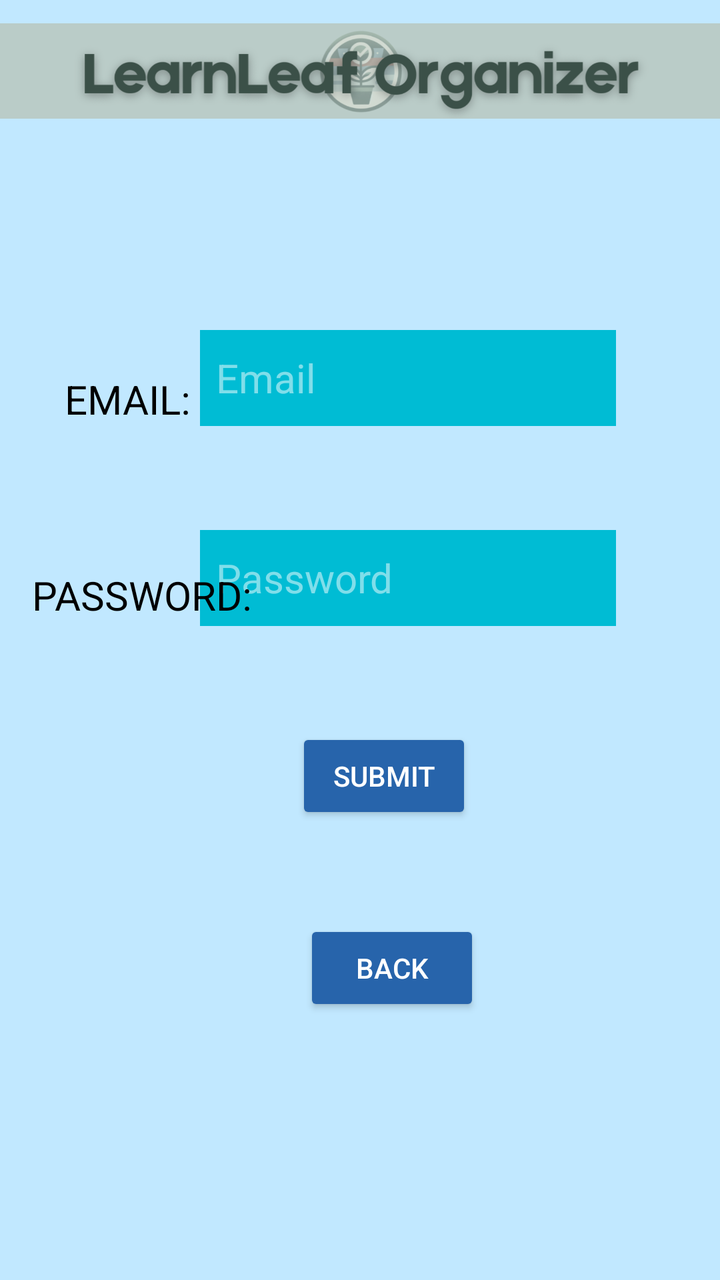
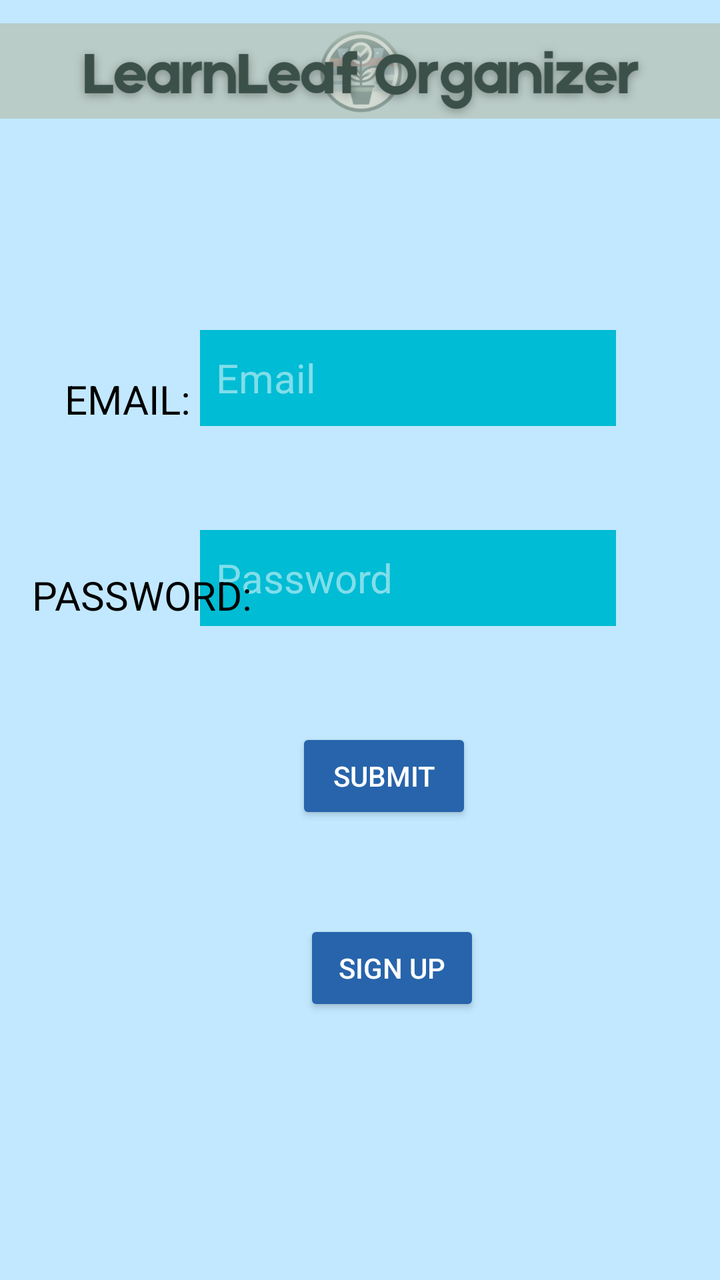

The first picture is an Android layout as it rendered before a commit; the second is the same layout after the commit. The layout source and the unified diff follow.
<!-- AndroidManifest.xml: application theme Theme.Design.Light.NoActionBar -->
<!-- res/layout/login.xml -->
<?xml version="1.0" encoding="utf-8"?>
<androidx.constraintlayout.widget.ConstraintLayout xmlns:android="http://schemas.android.com/apk/res/android"
    xmlns:app="http://schemas.android.com/apk/res-auto"
    xmlns:tools="http://schemas.android.com/tools"
    android:layout_width="match_parent"
    android:layout_height="match_parent"
    android:background="@color/material_dynamic_primary90"
    tools:context=".Login">


    <ImageView
        android:id="@+id/imageView"
        android:layout_width="389dp"
        android:layout_height="71dp"
        app:layout_constraintEnd_toEndOf="parent"
        app:layout_constraintStart_toStartOf="parent"
        app:layout_constraintTop_toTopOf="parent"
        app:srcCompat="@drawable/banner_logo" />

    <Button
        android:id="@+id/submit"
        android:layout_width="wrap_content"
        android:layout_height="wrap_content"
        android:layout_marginStart="148dp"
        android:layout_marginBottom="48dp"
        android:text="@string/submit"
        android:textColor="@color/white"
        app:backgroundTint="#2764AB"
        app:layout_constraintBottom_toTopOf="@+id/back"
        app:layout_constraintStart_toStartOf="parent" />

    <Button
        android:id="@+id/back"
        android:layout_width="wrap_content"
        android:layout_height="wrap_content"
        android:layout_marginStart="152dp"
        android:layout_marginBottom="132dp"
        android:text="@string/back"
        android:textColor="@color/white"
        app:backgroundTint="#2764AB"
        app:layout_constraintBottom_toBottomOf="parent"
        app:layout_constraintStart_toStartOf="parent" />

    <EditText
        android:id="@+id/password"
        android:layout_width="208dp"
        android:layout_height="48dp"
        android:layout_marginTop="52dp"
        android:layout_marginEnd="52dp"
        android:background="#00BCD4"
        android:hint="@string/password"
        android:inputType="textPassword"
        android:paddingStart="8dp"
        android:paddingEnd="8dp"
        android:textColor="@color/white"
        android:textColorHint="#80FFFFFF"
        android:textSize="20sp"
        app:layout_constraintEnd_toEndOf="parent"
        app:layout_constraintTop_toBottomOf="@+id/email"
        tools:ignore="Autofill,TextContrastCheck" />

    <TextView
        android:id="@+id/textView2"
        android:layout_width="wrap_content"
        android:layout_height="wrap_content"
        android:text="@string/email2"
        android:textColor="@color/black"
        android:textSize="20sp"
        app:layout_constraintBottom_toBottomOf="@+id/email"
        app:layout_constraintEnd_toStartOf="@+id/email"
        app:layout_constraintHorizontal_bias="0.872"
        app:layout_constraintStart_toStartOf="parent"
        app:textAllCaps="true" />

    <TextView
        android:id="@+id/textView"
        android:layout_width="wrap_content"
        android:layout_height="wrap_content"
        android:layout_marginStart="16dp"
        android:layout_marginTop="48dp"
        android:layout_marginBottom="2dp"
        android:text="@string/password2"
        android:textColor="@color/black"
        android:textSize="20sp"
        app:layout_constraintBottom_toBottomOf="@+id/password"
        app:layout_constraintStart_toStartOf="parent"
        app:layout_constraintTop_toBottomOf="@+id/textView2"
        app:layout_constraintVertical_bias="1.0"
        app:textAllCaps="true" />

    <EditText
        android:id="@+id/email"
        android:layout_width="208dp"
        android:layout_height="48dp"
        android:layout_marginTop="165dp"
        android:layout_marginEnd="52dp"
        android:background="#00BCD4"
        android:hint="@string/email"
        android:inputType="textEmailAddress"
        android:paddingStart="8dp"
        android:paddingEnd="8dp"
        android:textColor="@color/white"
        android:textColorHint="#80FFFFFF"
        android:textSize="20sp"
        app:layout_constraintEnd_toEndOf="parent"
        app:layout_constraintTop_toTopOf="parent"
        tools:ignore="Autofill,TextContrastCheck" />


</androidx.constraintlayout.widget.ConstraintLayout>
<!-- resources referenced by this layout -->
<resources>
  <color name="black">#FF000000</color>
  <color name="white">#FFFFFFFF</color>
  <!-- drawable banner_logo: png bitmap (drawable, 174742 bytes) -->
  <string name="back">Back</string>
  <string name="email">Email</string>
  <string name="email2">Email:</string>
  <string name="password">Password</string>
  <string name="password2">Password:</string>
  <string name="submit">Submit</string>
</resources>

<!-- the commit's change to res/layout/login.xml (unified diff, before → after) -->
@@ -35,7 +35,7 @@
         android:layout_height="wrap_content"
         android:layout_marginStart="152dp"
         android:layout_marginBottom="132dp"
-        android:text="@string/back"
+        android:text="Sign Up"
         android:textColor="@color/white"
         app:backgroundTint="#2764AB"
         app:layout_constraintBottom_toBottomOf="parent"
<!-- resource entries referenced after the edit -->
@@ -3,7 +3,6 @@
   <color name="black">#FF000000</color>
   <color name="white">#FFFFFFFF</color>
   <!-- drawable banner_logo: png bitmap (drawable, 174742 bytes) -->
-  <string name="back">Back</string>
   <string name="email">Email</string>
   <string name="email2">Email:</string>
   <string name="password">Password</string>
